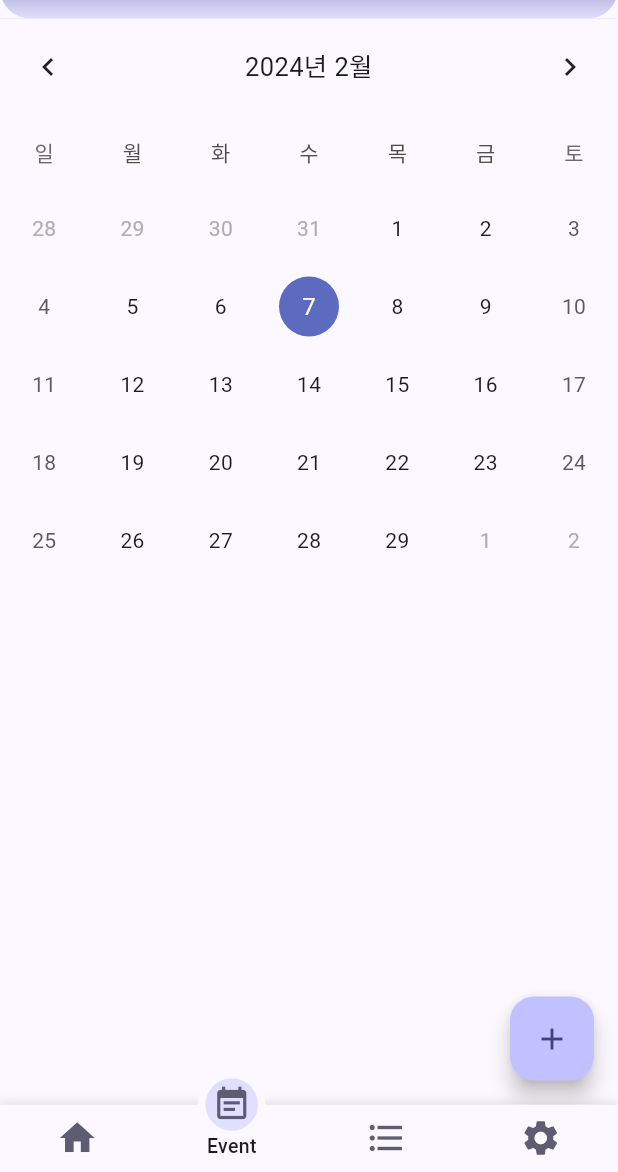
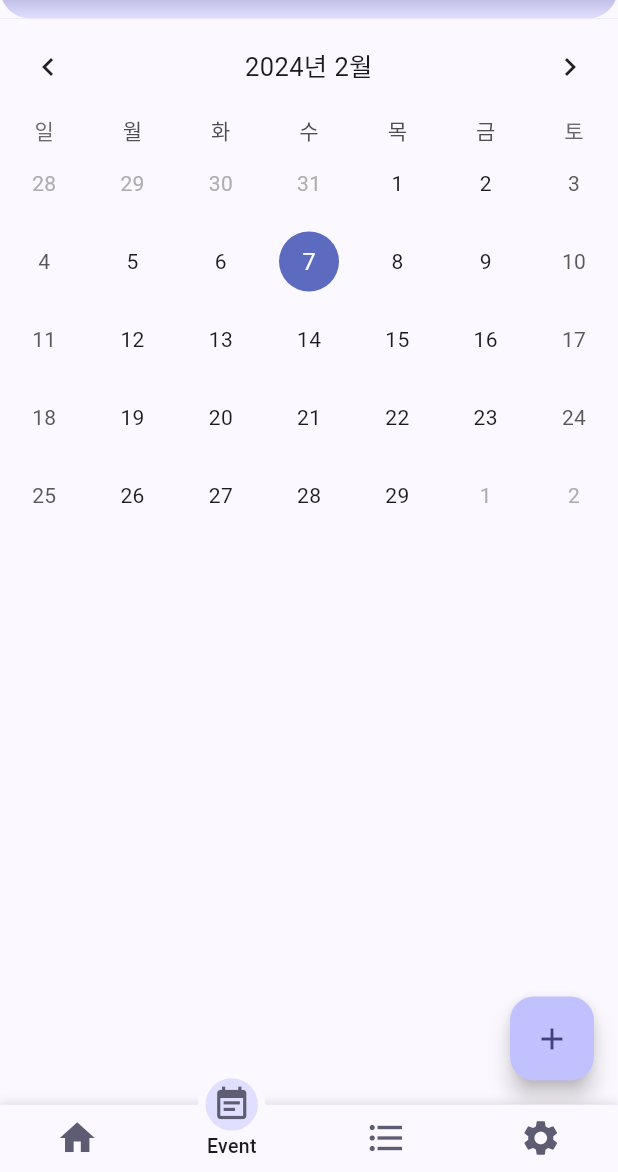
Before and after one commit to seolaox/TodaysStory, a Flutter app: the screen it shows after launch, item 2 of the bottom bar chosen, on a phone screen of 412 x 824 dp, the part 64-1236 px from its top. Run offline on Flutter 3.47's test engine with Material 3 defaults, Android fonts, the phone set to English and light mode, and no system bars; drawn by our look-alikes of motion_tab_bar_v2, table_calendar; our stand-ins replace flutter_slidable, get, image_picker, shared_preferences, sqflite; accounts and stored records are empty; Roboto replaces fonts that are missing (강원교육모두 Bold).

Commit message:
오버플로우 수정

```diff
--- a/storyoftoday/lib/eventpage.dart
+++ b/storyoftoday/lib/eventpage.dart
@@ -52,10 +52,8 @@ class _EventPageState extends State<EventPage> {
                 } else {
                   return Column(
                     children: [
-                      SizedBox(
-                        height: 430,
-                        child: TableCalendar(
-                          daysOfWeekHeight: 50,
+                      TableCalendar(
+                        daysOfWeekHeight: 20,
                         firstDay: DateTime.utc(2000, 1, 1),
                         lastDay: DateTime.utc(2099, 12, 31),
                         locale: "ko_KR",
@@ -106,13 +104,12 @@ class _EventPageState extends State<EventPage> {
                               selectedDay ?? DateTime.now(), day);
                         },
                       ),
-                      ),
-                      const SizedBox(
-                        height: 0),
+                      SizedBox(height: 15,),
                       if (events[selectedDay] != null)
-                        Container(
-                          padding: const EdgeInsets.only(top: 30),
-                          height: MediaQuery.of(context).size.height * 0.33,
+                        Expanded(
+                          child: Container(
+                            padding: const EdgeInsets.only(top: 20),
+                            // height: MediaQuery.of(context).size.height * 0.178,
                             decoration: BoxDecoration(
                               borderRadius: const BorderRadius.only(
                                 topLeft: Radius.circular(50),
@@ -229,6 +226,7 @@ class _EventPageState extends State<EventPage> {
                               ],
                             ),
                           ),
+                        ),
                     ],
                   );
                 }
```
Also changed, not shown: 1 other file. Lines whose indentation alone changed are shown as unchanged.
